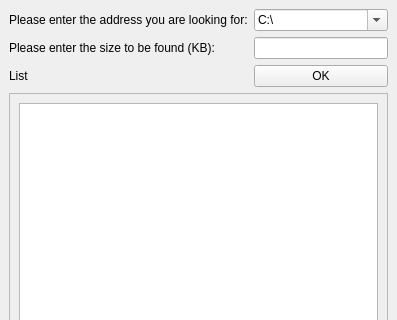
First picture: the form in src.new/python/Get big file/get_big_file.ui, repository YangZhenxun/my-study, before the edit; both pictures show x 0 to 397 and y 0 to 320 of the 397 by 467 pixel window.
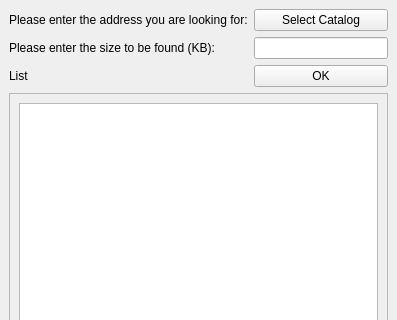
Second picture: the form after the edit.

```diff
--- a/src.new/python/Get big file/get_big_file.ui
+++ b/src.new/python/Get big file/get_big_file.ui
@@ -25,23 +25,6 @@
       </property>
      </widget>
     </item>
-    <item row="0" column="1">
-     <widget class="QComboBox" name="comboBox">
-      <property name="editable">
-       <bool>true</bool>
-      </property>
-      <item>
-       <property name="text">
-        <string>C:\</string>
-       </property>
-      </item>
-      <item>
-       <property name="text">
-        <string>D:\</string>
-       </property>
-      </item>
-     </widget>
-    </item>
     <item row="0" column="0">
      <widget class="QLabel" name="label">
       <property name="text">
@@ -99,6 +82,13 @@
       </property>
      </widget>
     </item>
+    <item row="0" column="1">
+     <widget class="QPushButton" name="pushButton_2">
+      <property name="text">
+       <string>Select Catalog</string>
+      </property>
+     </widget>
+    </item>
    </layout>
   </widget>
   <widget class="QMenuBar" name="menubar">
```
Left out of the diff: 18 changed lines with no effect on the pictures.
